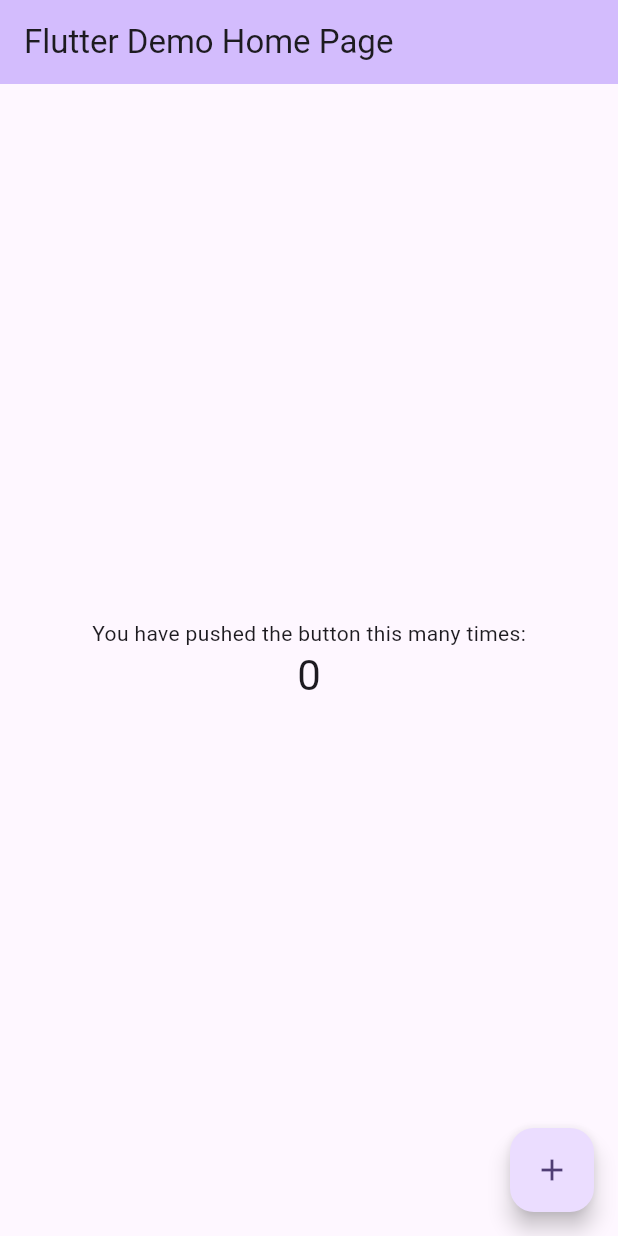
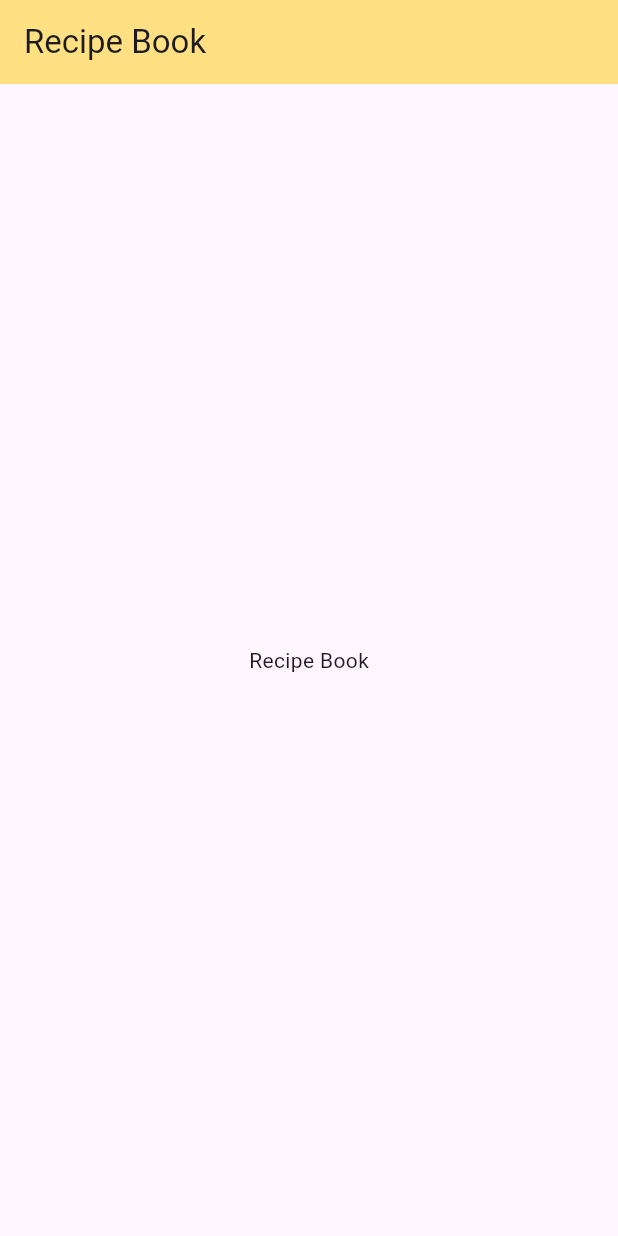
Before and after one commit to ijquenta/recibe_book, a Flutter app: the screen it shows after launch, on a phone screen of 412 x 824 dp. Run offline on Flutter 3.47's test engine with Material 3 defaults, Android fonts, the phone set to English and light mode, and no system bars.

Commit message:
[ADD] inicio del proyecto

```diff
--- a/lib/main.dart
+++ b/lib/main.dart
@@ -1,122 +1,32 @@
 import 'package:flutter/material.dart';
 
-void main() {
-  runApp(const MyApp());
-}
+void main() => runApp(const MyApp());
 
 class MyApp extends StatelessWidget {
   const MyApp({super.key});
 
-  // This widget is the root of your application.
   @override
   Widget build(BuildContext context) {
     return MaterialApp(
+      debugShowCheckedModeBanner: false,
       title: 'Flutter Demo',
-      theme: ThemeData(
-        // This is the theme of your application.
-        //
-        // TRY THIS: Try running your application with "flutter run". You'll see
-        // the application has a purple toolbar. Then, without quitting the app,
-        // try changing the seedColor in the colorScheme below to Colors.green
-        // and then invoke "hot reload" (save your changes or press the "hot
-        // reload" button in a Flutter-supported IDE, or press "r" if you used
-        // the command line to start the app).
-        //
-        // Notice that the counter didn't reset back to zero; the application
-        // state is not lost during the reload. To reset the state, use hot
-        // restart instead.
-        //
-        // This works for code too, not just values: Most code changes can be
-        // tested with just a hot reload.
-        colorScheme: ColorScheme.fromSeed(seedColor: Colors.deepPurple),
-      ),
-      home: const MyHomePage(title: 'Flutter Demo Home Page'),
+      theme: ThemeData(primarySwatch: Colors.blue),
+      home: RecipeBook(),
     );
   }
 }
 
-class MyHomePage extends StatefulWidget {
-  const MyHomePage({super.key, required this.title});
-
-  // This widget is the home page of your application. It is stateful, meaning
-  // that it has a State object (defined below) that contains fields that affect
-  // how it looks.
-
-  // This class is the configuration for the state. It holds the values (in this
-  // case the title) provided by the parent (in this case the App widget) and
-  // used by the build method of the State. Fields in a Widget subclass are
-  // always marked "final".
-
-  final String title;
-
-  @override
-  State<MyHomePage> createState() => _MyHomePageState();
-}
-
-class _MyHomePageState extends State<MyHomePage> {
-  int _counter = 0;
-
-  void _incrementCounter() {
-    setState(() {
-      // This call to setState tells the Flutter framework that something has
-      // changed in this State, which causes it to rerun the build method below
-      // so that the display can reflect the updated values. If we changed
-      // _counter without calling setState(), then the build method would not be
-      // called again, and so nothing would appear to happen.
-      _counter++;
-    });
-  }
+class RecipeBook extends StatelessWidget {
+  const RecipeBook({super.key});
 
   @override
   Widget build(BuildContext context) {
-    // This method is rerun every time setState is called, for instance as done
-    // by the _incrementCounter method above.
-    //
-    // The Flutter framework has been optimized to make rerunning build methods
-    // fast, so that you can just rebuild anything that needs updating rather
-    // than having to individually change instances of widgets.
     return Scaffold(
       appBar: AppBar(
-        // TRY THIS: Try changing the color here to a specific color (to
-        // Colors.amber, perhaps?) and trigger a hot reload to see the AppBar
-        // change color while the other colors stay the same.
-        backgroundColor: Theme.of(context).colorScheme.inversePrimary,
-        // Here we take the value from the MyHomePage object that was created by
-        // the App.build method, and use it to set our appbar title.
-        title: Text(widget.title),
+        backgroundColor: Colors.amber[200],
+        title: const Text('Recipe Book'),
       ),
-      body: Center(
-        // Center is a layout widget. It takes a single child and positions it
-        // in the middle of the parent.
-        child: Column(
-          // Column is also a layout widget. It takes a list of children and
-          // arranges them vertically. By default, it sizes itself to fit its
-          // children horizontally, and tries to be as tall as its parent.
-          //
-          // Column has various properties to control how it sizes itself and
-          // how it positions its children. Here we use mainAxisAlignment to
-          // center the children vertically; the main axis here is the vertical
-          // axis because Columns are vertical (the cross axis would be
-          // horizontal).
-          //
-          // TRY THIS: Invoke "debug painting" (choose the "Toggle Debug Paint"
-          // action in the IDE, or press "p" in the console), to see the
-          // wireframe for each widget.
-          mainAxisAlignment: MainAxisAlignment.center,
-          children: <Widget>[
-            const Text('You have pushed the button this many times:'),
-            Text(
-              '$_counter',
-              style: Theme.of(context).textTheme.headlineMedium,
-            ),
-          ],
-        ),
-      ),
-      floatingActionButton: FloatingActionButton(
-        onPressed: _incrementCounter,
-        tooltip: 'Increment',
-        child: const Icon(Icons.add),
-      ), // This trailing comma makes auto-formatting nicer for build methods.
+      body: const Center(child: Text('Recipe Book')),
     );
   }
 }
```
